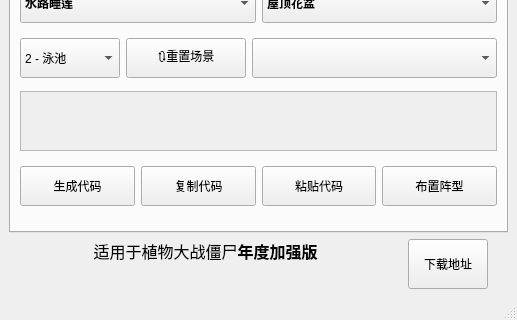
The window that pvztoolkit.ui (windshadow233/pvz-toolkit) describes before a commit, drawn with Qt 5; both pictures show x 0 to 517 and y 251 to 571 of the 517 by 571 pixel window.
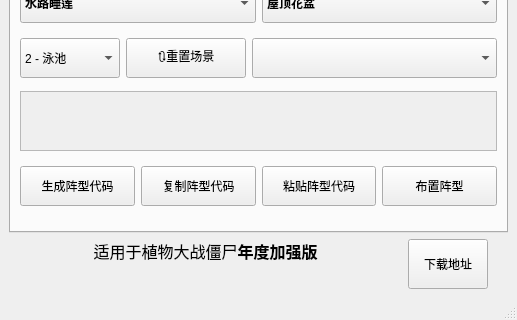
The same window after the commit. The open tabs and pages were chosen to show the change.

Commit message: 修改UI

Diff of the .ui file:
```diff
--- a/pvztoolkit.ui
+++ b/pvztoolkit.ui
@@ -2745,7 +2745,7 @@
              </size>
             </property>
             <property name="text">
-             <string>生成代码</string>
+             <string>生成阵型代码</string>
             </property>
            </widget>
           </item>
@@ -2758,7 +2758,7 @@
              </size>
             </property>
             <property name="text">
-             <string>复制代码</string>
+             <string>复制阵型代码</string>
             </property>
            </widget>
           </item>
@@ -2771,7 +2771,7 @@
              </size>
             </property>
             <property name="text">
-             <string>粘贴代码</string>
+             <string>粘贴阵型代码</string>
             </property>
            </widget>
           </item>
```
The commit also changes 1 other file.
